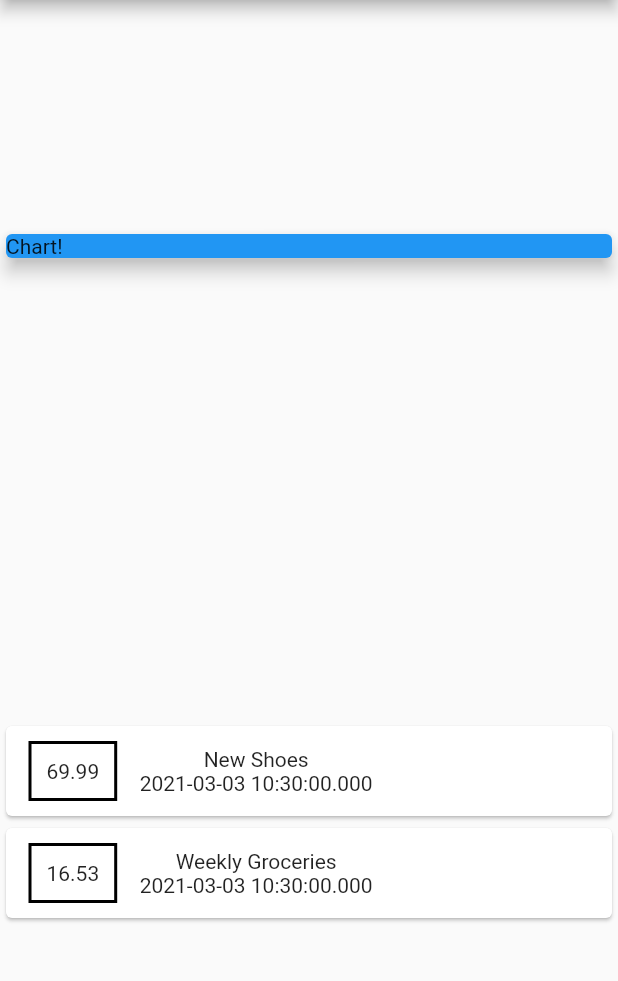
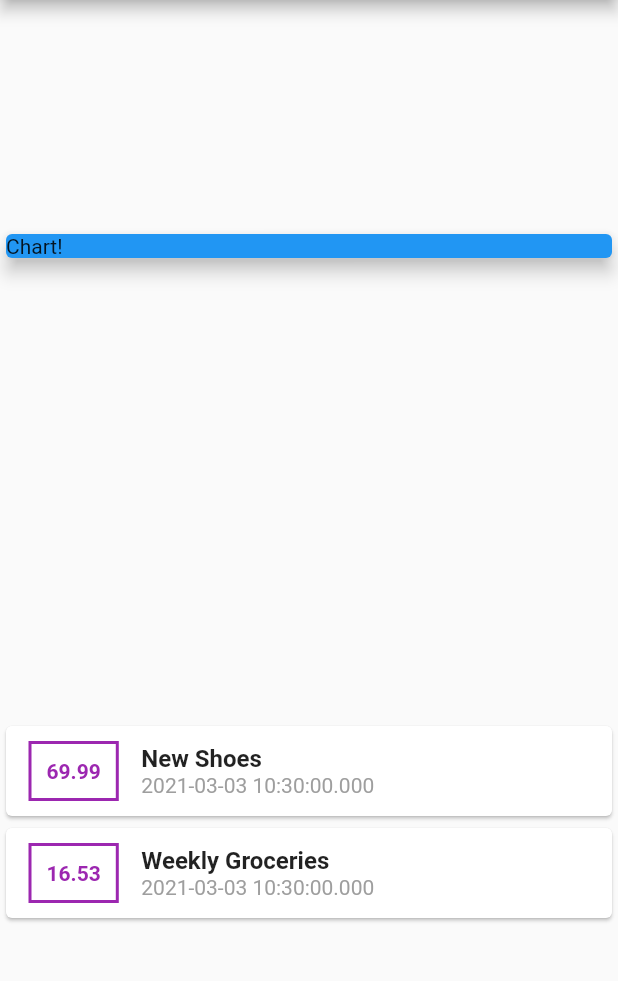
Before and after one commit to novjean/bling_manager, a Flutter app: the screen it shows after launch, on a phone screen of 412 x 824 dp, the part 84-1065 px from its top. Run offline on Flutter 3.47's test engine with Material 2 defaults, Android fonts, the phone set to English and light mode, and no system bars.

Commit message:
text styling

```diff
--- a/lib/main.dart
+++ b/lib/main.dart
@@ -51,17 +51,29 @@ class MyHomePage extends StatelessWidget {
                       margin:
                           EdgeInsets.symmetric(vertical: 10, horizontal: 15),
                       decoration: BoxDecoration(
-                        border: Border.all(color: Colors.black, width: 2),
+                        border: Border.all(color: Colors.purple, width: 2),
                       ),
                       padding: EdgeInsets.all(10),
                       child: Text(
                         tx.amount.toString(),
+                        style: TextStyle(
+                          fontWeight: FontWeight.bold,
+                          color: Colors.purple,
+                        ),
                       ),
                     ),
                     Column(
+                      crossAxisAlignment: CrossAxisAlignment.start,
                       children: [
-                        Text(tx.title),
-                        Text(tx.date.toString()),
+                        Text(
+                          tx.title,
+                          style: TextStyle(
+                              fontSize: 16, fontWeight: FontWeight.bold),
+                        ),
+                        Text(
+                          tx.date.toString(),
+                          style: TextStyle(color: Colors.grey),
+                        ),
                       ],
                     ),
                   ],
```
